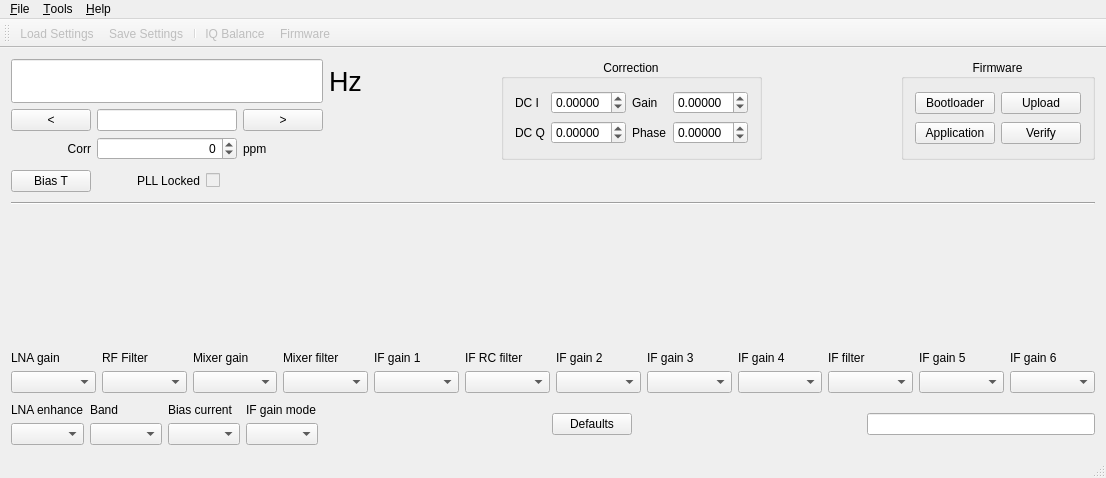
The window that mainwindow.ui (csete/qthid) describes before a commit, drawn with Qt 5.
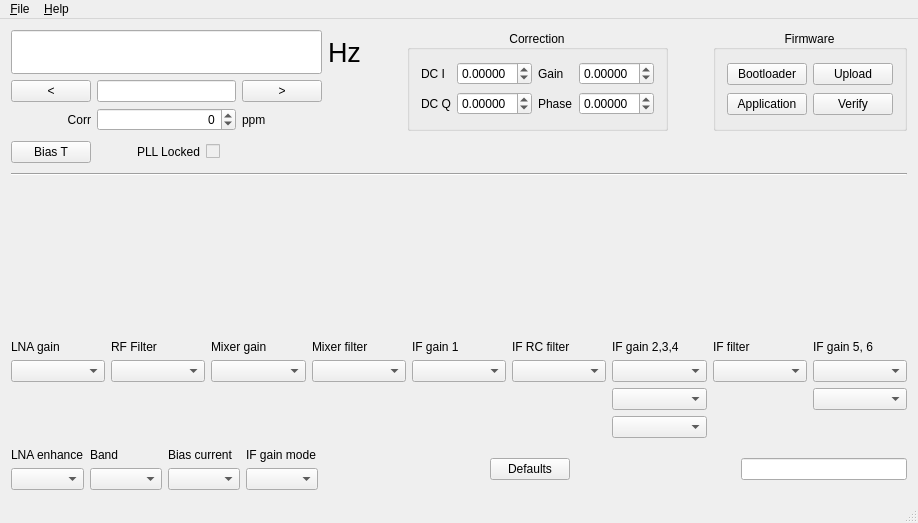
The same window after the commit. Icons and pictures are not drawn.

Commit message: Reduce window width by compressing IF gain controls.

The edit to the form file:
```diff
--- a/mainwindow.ui
+++ b/mainwindow.ui
@@ -6,8 +6,8 @@
    <rect>
     <x>0</x>
     <y>0</y>
-    <width>1106</width>
-    <height>478</height>
+    <width>918</width>
+    <height>523</height>
    </rect>
   </property>
   <property name="windowTitle">
@@ -511,12 +511,24 @@
         <verstretch>0</verstretch>
        </sizepolicy>
       </property>
+      <property name="minimumSize">
+       <size>
+        <width>0</width>
+        <height>0</height>
+       </size>
+      </property>
       <property name="text">
        <string/>
       </property>
       <property name="pixmap">
        <pixmap resource="qthid.qrc">:/qthid/images/rfchain.png</pixmap>
       </property>
+      <property name="scaledContents">
+       <bool>false</bool>
+      </property>
+      <property name="alignment">
+       <set>Qt::AlignCenter</set>
+      </property>
      </widget>
     </item>
     <item>
@@ -559,42 +571,21 @@
       <item row="0" column="6">
        <widget class="QLabel" name="labelIFGain2">
         <property name="text">
-         <string>IF gain 2</string>
+         <string>IF gain 2,3,4</string>
         </property>
        </widget>
       </item>
       <item row="0" column="7">
-       <widget class="QLabel" name="labelIFGain3">
-        <property name="text">
-         <string>IF gain 3</string>
-        </property>
-       </widget>
-      </item>
-      <item row="0" column="8">
-       <widget class="QLabel" name="label">
-        <property name="text">
-         <string>IF gain 4</string>
-        </property>
-       </widget>
-      </item>
-      <item row="0" column="9">
        <widget class="QLabel" name="labelFilter">
         <property name="text">
          <string>IF filter</string>
         </property>
        </widget>
       </item>
-      <item row="0" column="10">
+      <item row="0" column="8">
        <widget class="QLabel" name="labelIFGain5">
         <property name="text">
-         <string>IF gain 5</string>
-        </property>
-       </widget>
-      </item>
-      <item row="0" column="11">
-       <widget class="QLabel" name="labelIFGain6">
-        <property name="text">
-         <string>IF gain 6</string>
+         <string>IF gain 5, 6</string>
         </property>
        </widget>
       </item>
@@ -629,20 +620,11 @@
        <widget class="QComboBox" name="comboBoxIFGain2"/>
       </item>
       <item row="1" column="7">
-       <widget class="QComboBox" name="comboBoxIFGain3"/>
-      </item>
-      <item row="1" column="8">
-       <widget class="QComboBox" name="comboBoxIFGain4"/>
-      </item>
-      <item row="1" column="9">
        <widget class="QComboBox" name="comboBoxIFFilter"/>
       </item>
-      <item row="1" column="10">
+      <item row="1" column="8">
        <widget class="QComboBox" name="comboBoxIFGain5"/>
       </item>
-      <item row="1" column="11">
-       <widget class="QComboBox" name="comboBoxIFGain6"/>
-      </item>
       <item row="0" column="1">
        <widget class="QLabel" name="labelRFFilter">
         <property name="text">
@@ -650,6 +632,15 @@
         </property>
        </widget>
       </item>
+      <item row="2" column="8">
+       <widget class="QComboBox" name="comboBoxIFGain6"/>
+      </item>
+      <item row="2" column="6">
+       <widget class="QComboBox" name="comboBoxIFGain3"/>
+      </item>
+      <item row="3" column="6">
+       <widget class="QComboBox" name="comboBoxIFGain4"/>
+      </item>
      </layout>
     </item>
     <item>
@@ -775,7 +766,7 @@
     <rect>
      <x>0</x>
      <y>0</y>
-     <width>1106</width>
+     <width>918</width>
      <height>25</height>
     </rect>
    </property>
@@ -795,33 +786,9 @@
     <addaction name="actionAbout"/>
     <addaction name="actionAboutQt"/>
    </widget>
-   <widget class="QMenu" name="menu_Tools">
-    <property name="title">
-     <string>&amp;Tools</string>
-    </property>
-    <addaction name="actionFirmware"/>
-    <addaction name="actionBalance"/>
-   </widget>
    <addaction name="menuFile"/>
-   <addaction name="menu_Tools"/>
    <addaction name="menuHelp"/>
   </widget>
-  <widget class="QToolBar" name="mainToolBar">
-   <property name="toolButtonStyle">
-    <enum>Qt::ToolButtonFollowStyle</enum>
-   </property>
-   <attribute name="toolBarArea">
-    <enum>TopToolBarArea</enum>
-   </attribute>
-   <attribute name="toolBarBreak">
-    <bool>false</bool>
-   </attribute>
-   <addaction name="actionLoad"/>
-   <addaction name="actionSave"/>
-   <addaction name="separator"/>
-   <addaction name="actionBalance"/>
-   <addaction name="actionFirmware"/>
-  </widget>
   <widget class="QStatusBar" name="statusBar"/>
   <action name="actionAbout">
    <property name="icon">
```
Left out of the diff: 2 changed lines with no effect on the pictures. The commit also changes 1 other file.
